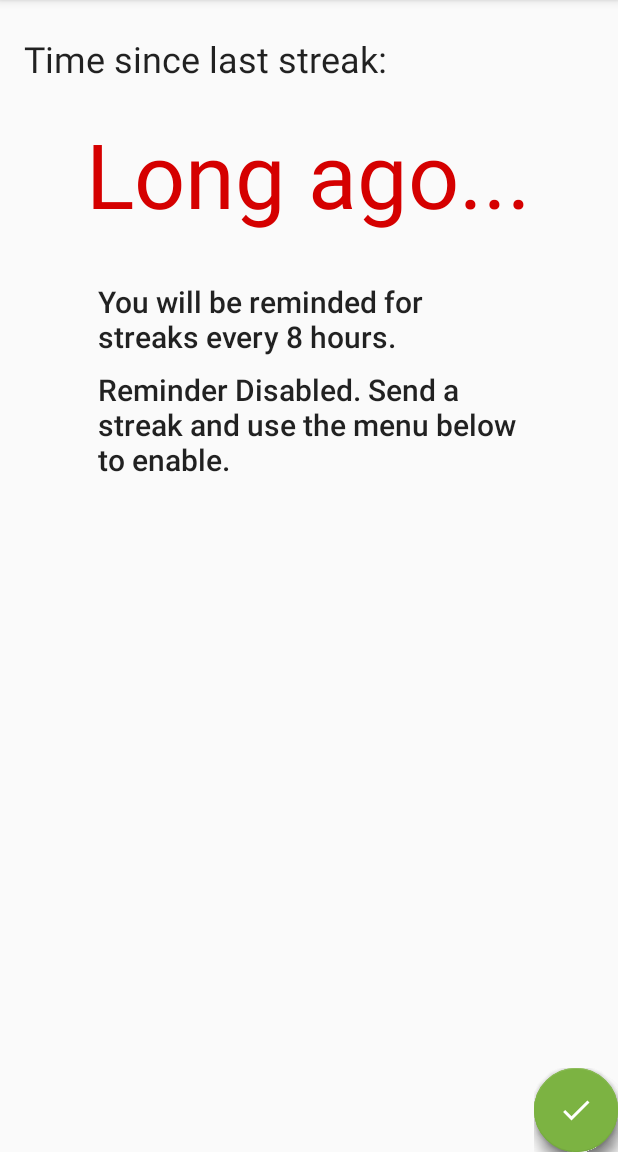
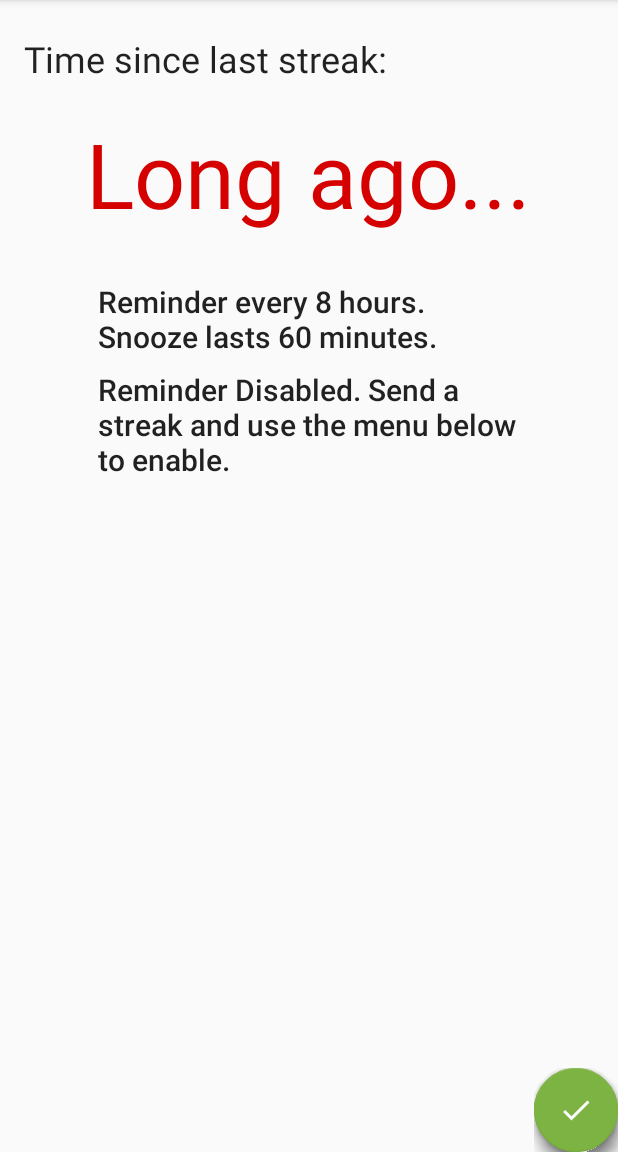
Before and after one commit to fei0316/snapstreak-alarm, an Android app: the screen it shows after launch (MainActivity), on a phone screen of 412 x 824 dp, the part 84-1236 px from its top. Run offline under Robolectric (Android 15) with nearby library versions, the light colour scheme and no system bars; libraries missing offline, so code that uses them is left out: com.github.clans.fab, com.github.stephenvinouze.materialnumberpickercore, uk.co.samuelwall; plain views replace FloatingActionButton, FloatingActionMenu; 9 statements that could not run were skipped.

Commit message:
Shows snooze duration in UI.

```diff
--- a/app/src/main/java/com/iatfei/streakalarm/MainActivity.java
+++ b/app/src/main/java/com/iatfei/streakalarm/MainActivity.java
@@ -51,7 +51,7 @@ import androidx.core.content.ContextCompat;
 import uk.co.samuelwall.materialtaptargetprompt.MaterialTapTargetPrompt;
 import uk.co.samuelwall.materialtaptargetprompt.MaterialTapTargetSequence;
 
-
+//todo: context reuse
 public class MainActivity extends AppCompatActivity {
 
     @Override
@@ -147,7 +147,7 @@ public class MainActivity extends AppCompatActivity {
 
         TextView interval = findViewById(R.id.textView4);
         if (Time.IntInterval(c) != 0)
-            interval.setText(convertToEnglishDigits.convert(getResources().getQuantityString(R.plurals.main_interval, Time.IntInterval(getApplicationContext()), Time.IntInterval(getApplicationContext()))));
+            interval.setText(convertToEnglishDigits.convert(getResources().getQuantityString(R.plurals.main_interval, Time.IntInterval(getApplicationContext()), Time.IntInterval(getApplicationContext()), Time.getSnooze(getApplicationContext()))));
         else
             interval.setText(getString(R.string.main_setinterval_prompt));
 
@@ -394,5 +394,6 @@ public class MainActivity extends AppCompatActivity {
                     }
                 })
                 .show();
+        setupClock();
     }
 }
--- a/app/src/main/res/values/strings.xml
+++ b/app/src/main/res/values/strings.xml
@@ -40,8 +40,8 @@
         <item quantity="other">You will be reminded every %1$d hours for streaks, until you sent a streak or if you lost them.</item>
     </plurals>
     <plurals name="main_interval">
-        <item quantity="one">You will be reminded for streaks every hour.</item>
-        <item quantity="other">You will be reminded for streaks every %1$d hours.</item>
+        <item quantity="one">Reminder every hour. Snooze lasts %2$d minutes.</item>
+        <item quantity="other">Reminder every %1$d hours. Snooze lasts %2$d minutes.</item>
     </plurals>
     <string name="menu_service_disable">Reminder Deactivated.</string>
     <string name="menu_service_enabled">Time Set. Reminder Activated.</string>
```
Also changed, not shown: 1 other file.
